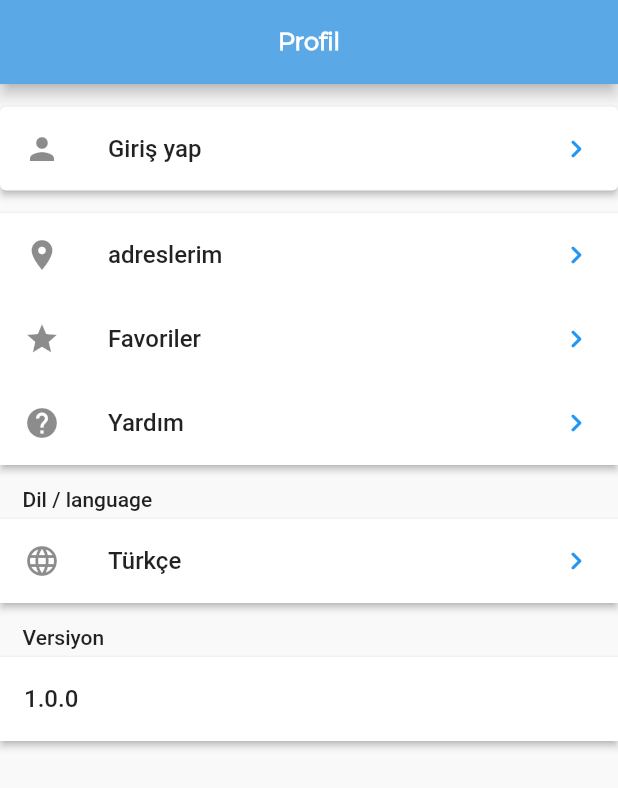
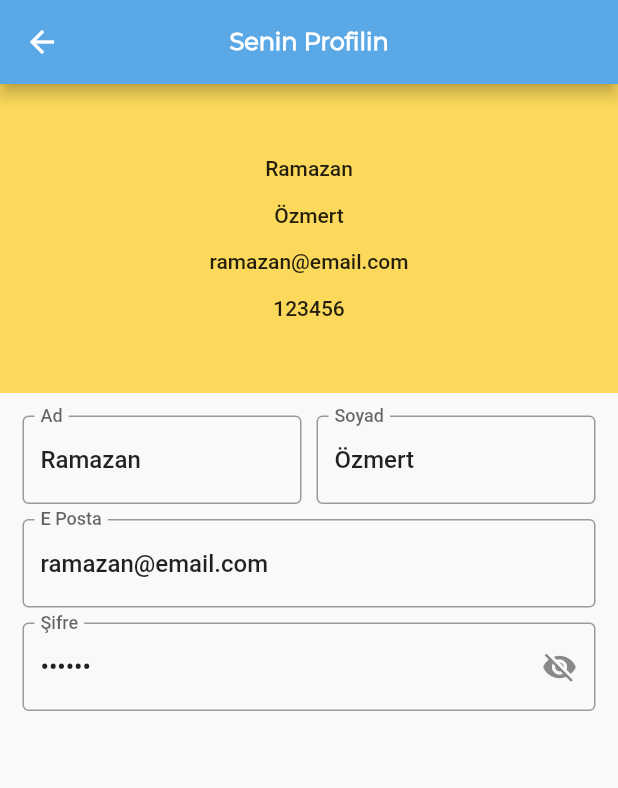
Before and after one commit to RamazanOzmert/3301456_203301047, a Flutter app: the Profile screen opened directly, after a tap on "Giriş yap", on a phone screen of 412 x 824 dp. Shown: the top 788 px of the screen. Run offline on Flutter 3.47's test engine with Material 2 defaults, Android fonts, the phone set to English and light mode, and no system bars; our stand-ins replace carousel_slider, flutter_riverpod.

Commit message:
user profile page added

```diff
--- a/lib/screens/profile.dart
+++ b/lib/screens/profile.dart
@@ -1,4 +1,5 @@
 import 'package:flutter/material.dart';
+import 'package:marketapp/screens/usrprofile.dart';
 
 class Profile extends StatefulWidget {
   const Profile({Key? key}) : super(key: key);
@@ -38,7 +39,14 @@ class _Profile extends State<Profile> {
               leading: Icon(Icons.person),
               title: Text('Giriş yap'),
               selectedTileColor: Colors.orange[100],
-              onTap: () {},
+              onTap: () {
+                Navigator.push(
+                  context,
+                  MaterialPageRoute(
+                    builder: (context) => UsrProfile(),
+                  ),
+                );
+              },
               trailing: tra_icon,
             ),
           ),
--- /dev/null
+++ b/lib/screens/usrprofile.dart
@@ -0,0 +1,143 @@
+import 'package:flutter/material.dart';
+import 'package:flutter_riverpod/flutter_riverpod.dart';
+import 'package:marketapp/globalStates/user.dart';
+import 'package:marketapp/main.dart';
+
+class UsrProfile extends ConsumerStatefulWidget {
+  const UsrProfile({Key? key}) : super(key: key);
+  @override
+  ConsumerState<UsrProfile> createState() => _UsrProfile();
+}
+
+class _UsrProfile extends ConsumerState<UsrProfile> {
+  @override
+  void initState() {
+    super.initState();
+  }
+
+  var invisibility = true;
+  @override
+  Widget build(BuildContext context) {
+    var users = ref.watch(usersProvider);
+
+    return Scaffold(
+      appBar: AppBar(
+        centerTitle: true,
+        backgroundColor: Color(0xFF5AA9E6),
+        title: const Text(
+          'Senin Profilin',
+          style: TextStyle(
+            fontFamily: 'Montserrat',
+            color: Colors.white,
+            fontSize: 16,
+          ),
+        ),
+      ),
+      body: Column(children: [
+        Container(
+          width: MediaQuery.of(context).size.width,
+          height: MediaQuery.of(context).size.height / 4,
+          color: Color.fromARGB(217, 252, 211, 62),
+          child: Column(
+            mainAxisAlignment: MainAxisAlignment.center,
+            children: users
+                .map((user) => Wrap(
+                      spacing: 15,
+                      direction: Axis.vertical,
+                      runAlignment: WrapAlignment.center,
+                      crossAxisAlignment: WrapCrossAlignment.center,
+                      children: [
+                        Text(user.name),
+                        Text(user.surname),
+                        Text(user.email),
+                        Text(user.password),
+                      ],
+                    ))
+                .toList(),
+          ),
+        ),
+        Flexible(
+          flex: 1,
+          child: Padding(
+            padding: EdgeInsets.all(15),
+            child: Form(
+              child: Wrap(runSpacing: 10, spacing: 10, children: [
+                Container(
+                  width: (MediaQuery.of(context).size.width / 2) - 20,
+                  child: TextFormField(
+                    keyboardType: TextInputType.name,
+                    initialValue: users.first.name,
+                    onChanged: (value) => ref
+                        .read(usersProvider.notifier)
+                        .changeUser(name: value.toString()),
+                    decoration: const InputDecoration(
+                      border: OutlineInputBorder(),
+                      hintText: 'Ad',
+                      labelText: 'Ad',
+                    ),
+                  ),
+                ),
+                Container(
+                  width: MediaQuery.of(context).size.width / 2 - 20,
+                  child: TextFormField(
+                    keyboardType: TextInputType.name,
+                    initialValue: users.first.surname,
+                    onChanged: (value) => ref
+                        .read(usersProvider.notifier)
+                        .changeUser(surname: value.toString()),
+                    decoration: const InputDecoration(
+                      border: OutlineInputBorder(),
+                      labelText: 'Soyad',
+                    ),
+                  ),
+                ),
+                TextFormField(
+                  keyboardType: TextInputType.emailAddress,
+                  initialValue: users.first.email,
+                  onChanged: (value) => ref
+                      .read(usersProvider.notifier)
+                      .changeUser(email: value.toString()),
+                  decoration: const InputDecoration(
+                    border: OutlineInputBorder(),
+                    labelText: 'E Posta',
+                  ),
+                ),
+                Container(
+                  child: TextFormField(
+                    keyboardType: TextInputType.visiblePassword,
+                    initialValue: users.first.password,
+                    obscureText: invisibility, //visible value
+                    onChanged: (value) => ref
+                        .read(usersProvider.notifier)
+                        .changeUser(password: value.toString()),
+                    decoration: invisibility
+                        ? InputDecoration(
+                            border: OutlineInputBorder(),
+                            labelText: 'Şifre',
+                            suffixIcon: IconButton(
+                              onPressed: () => setState(() {
+                                invisibility = !invisibility;
+                              }),
+                              icon: Icon(Icons.visibility_off),
+                            ),
+                          )
+                        : InputDecoration(
+                            border: OutlineInputBorder(),
+                            labelText: 'Şifre',
+                            suffixIcon: IconButton(
+                              onPressed: () => setState(() {
+                                invisibility = !invisibility;
+                              }),
+                              icon: Icon(Icons.visibility),
+                            ),
+                          ),
+                  ),
+                ),
+              ]),
+            ),
+          ),
+        ),
+      ]),
+    );
+  }
+}
```
